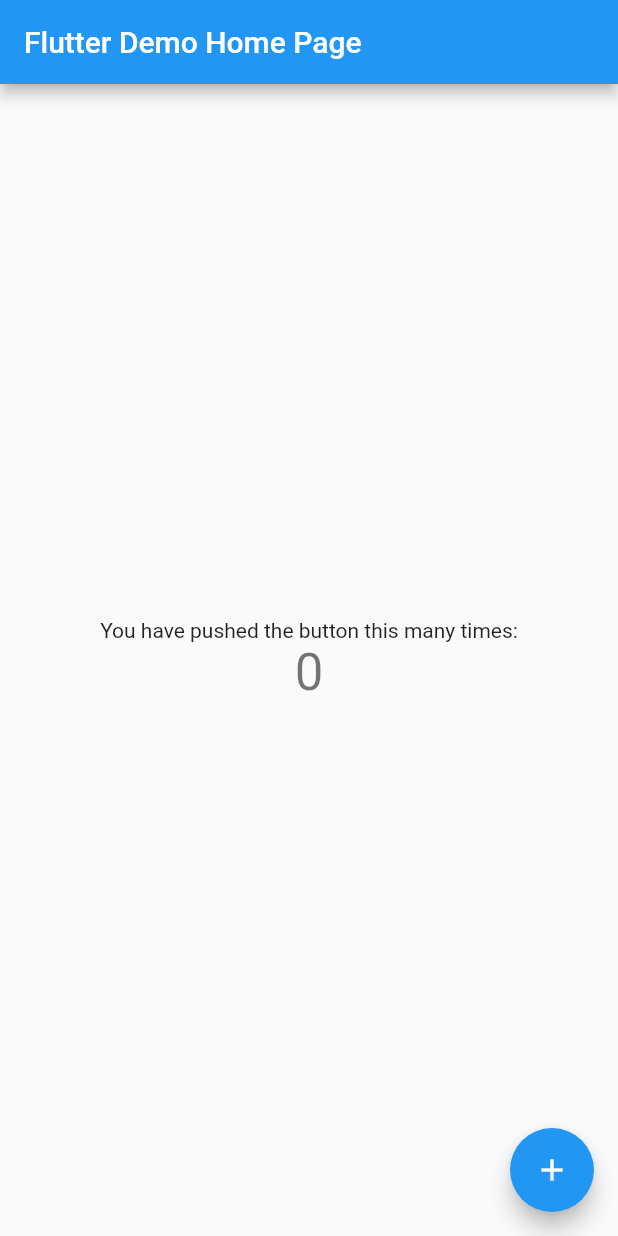
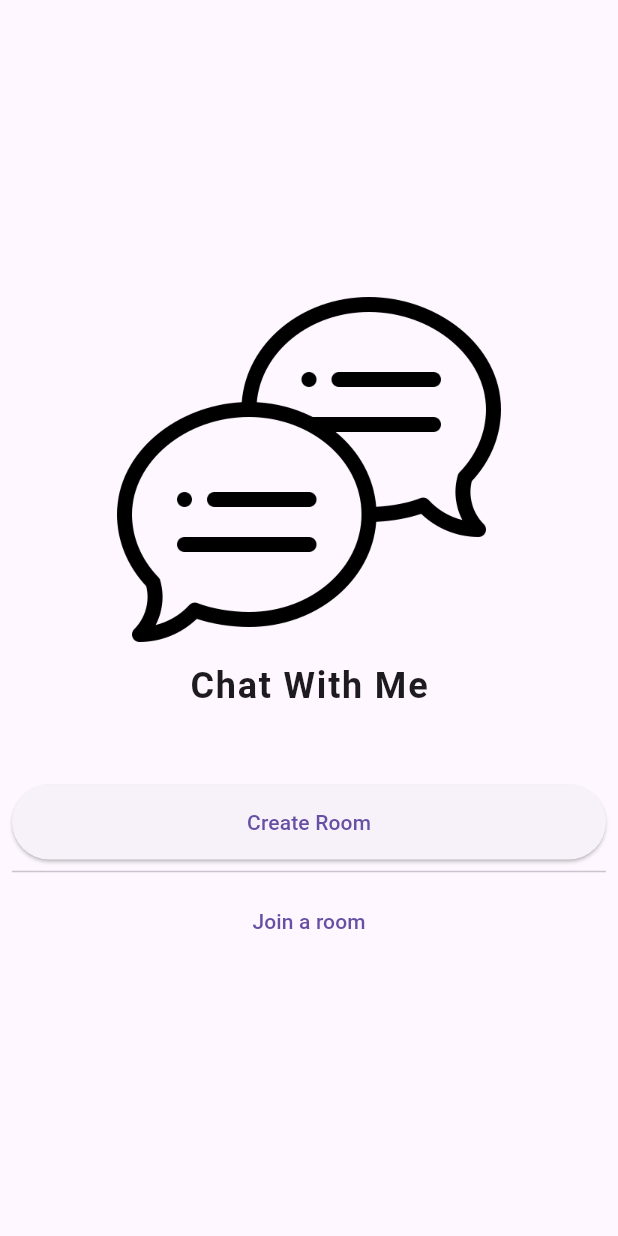
Before and after one commit to tuuhin/realtime-chat-dart, a Flutter app: the screen it shows after launch, on a phone screen of 412 x 824 dp. Run offline on Flutter 3.47's test engine with Material 2 defaults, Android fonts, the phone set to English and light mode, and no system bars; our stand-ins replace dio, flutter_dotenv, flutter_riverpod, freezed_annotation, go_router; missing offline and left inert: mongo_dart; generated files the repository leaves out were written again.

Commit message:
Preapring the app Not much changes are made just preparing the app. Working on the server for better creating of rooms There is a conflit regarding the objectId serialization

```diff
--- /dev/null
+++ b/lib/app.dart
@@ -0,0 +1,10 @@
+import 'package:flutter/material.dart';
+
+import './feature_room/rooms.dart';
+
+class App extends StatelessWidget {
+  const App({Key? key}) : super(key: key);
+
+  @override
+  Widget build(BuildContext context) => const Rooms();
+}
--- /dev/null
+++ b/lib/feature_room/repository/room_repo.dart
@@ -0,0 +1,7 @@
+import 'package:shared/shared.dart';
+
+abstract class RoomRepo {
+  Stream<Resource<RoomModel>> createRoom();
+
+  Stream<Resource<RoomModel?>> checkRoom(String room);
+}
--- /dev/null
+++ b/lib/feature_room/rooms.dart
@@ -0,0 +1,64 @@
+import 'package:flutter/material.dart';
+
+class Rooms extends StatefulWidget {
+  const Rooms({Key? key}) : super(key: key);
+
+  @override
+  State<Rooms> createState() => _RoomsState();
+}
+
+class _RoomsState extends State<Rooms> {
+  void _createRoom() {
+    showDialog(
+      context: context,
+      builder: (context) => AlertDialog(
+        title: const Text("Create Room"),
+        actions: [
+          TextButton(
+            onPressed: Navigator.of(context).pop,
+            child: const Text("Cancel"),
+          ),
+          TextButton(
+            onPressed: () {},
+            child: const Text('Create'),
+          )
+        ],
+      ),
+    );
+  }
+
+  @override
+  Widget build(BuildContext context) {
+    final Size size = MediaQuery.of(context).size;
+    return Scaffold(
+      body: Padding(
+        padding: const EdgeInsets.all(8.0),
+        child: Column(
+          mainAxisAlignment: MainAxisAlignment.center,
+          crossAxisAlignment: CrossAxisAlignment.center,
+          children: [
+            Image.asset("assets/images/speech.png", scale: 2),
+            Text(
+              "Chat With Me",
+              style: Theme.of(context)
+                  .textTheme
+                  .headlineSmall
+                  ?.copyWith(fontWeight: FontWeight.bold, letterSpacing: 1.2),
+            ),
+            const SizedBox(height: 50),
+            ElevatedButton(
+                style:
+                    ElevatedButton.styleFrom(fixedSize: Size(size.width, 50)),
+                onPressed: _createRoom,
+                child: Text("Create Room")),
+            const Divider(),
+            TextButton(
+                style: TextButton.styleFrom(fixedSize: Size(size.width, 50)),
+                onPressed: () {},
+                child: Text("Join a room"))
+          ],
+        ),
+      ),
+    );
+  }
+}
--- a/lib/main.dart
+++ b/lib/main.dart
@@ -1,115 +1,35 @@
+import 'package:logging/logging.dart';
+import 'package:reatime_chat/app.dart';
 import 'package:flutter/material.dart';
+import 'package:flutter_riverpod/flutter_riverpod.dart';
+import 'package:flutter_dotenv/flutter_dotenv.dart';
+
+final logger = Logger("Realtime-Chat-App-Logger");
 
 void main() {
-  runApp(const MyApp());
+  dotenv.load(fileName: ".env");
+
+  Logger.root.level = Level.ALL; // defaults to Level.INFO
+  Logger.root.onRecord.listen(
+    (record) => debugPrint(
+        '${record.loggerName}: ${record.level.name}: ${record.time}: ${record.message}'),
+  );
+  runApp(const ProviderScope(child: MyApp()));
 }
 
 class MyApp extends StatelessWidget {
   const MyApp({super.key});
 
-  // This widget is the root of your application.
   @override
   Widget build(BuildContext context) {
     return MaterialApp(
+      debugShowCheckedModeBanner: false,
       title: 'Flutter Demo',
       theme: ThemeData(
-        // This is the theme of your application.
-        //
-        // Try running your application with "flutter run". You'll see the
-        // application has a blue toolbar. Then, without quitting the app, try
-        // changing the primarySwatch below to Colors.green and then invoke
-        // "hot reload" (press "r" in the console where you ran "flutter run",
-        // or simply save your changes to "hot reload" in a Flutter IDE).
-        // Notice that the counter didn't reset back to zero; the application
-        // is not restarted.
-        primarySwatch: Colors.blue,
+        useMaterial3: true,
+        primarySwatch: Colors.grey,
       ),
-      home: const MyHomePage(title: 'Flutter Demo Home Page'),
+      home: const App(),
     );
   }
 }
-
-class MyHomePage extends StatefulWidget {
-  const MyHomePage({super.key, required this.title});
-
-  // This widget is the home page of your application. It is stateful, meaning
-  // that it has a State object (defined below) that contains fields that affect
-  // how it looks.
-
-  // This class is the configuration for the state. It holds the values (in this
-  // case the title) provided by the parent (in this case the App widget) and
-  // used by the build method of the State. Fields in a Widget subclass are
-  // always marked "final".
-
-  final String title;
-
-  @override
-  State<MyHomePage> createState() => _MyHomePageState();
-}
-
-class _MyHomePageState extends State<MyHomePage> {
-  int _counter = 0;
-
-  void _incrementCounter() {
-    setState(() {
-      // This call to setState tells the Flutter framework that something has
-      // changed in this State, which causes it to rerun the build method below
-      // so that the display can reflect the updated values. If we changed
-      // _counter without calling setState(), then the build method would not be
-      // called again, and so nothing would appear to happen.
-      _counter++;
-    });
-  }
-
-  @override
-  Widget build(BuildContext context) {
-    // This method is rerun every time setState is called, for instance as done
-    // by the _incrementCounter method above.
-    //
-    // The Flutter framework has been optimized to make rerunning build methods
-    // fast, so that you can just rebuild anything that needs updating rather
-    // than having to individually change instances of widgets.
-    return Scaffold(
-      appBar: AppBar(
-        // Here we take the value from the MyHomePage object that was created by
-        // the App.build method, and use it to set our appbar title.
-        title: Text(widget.title),
-      ),
-      body: Center(
-        // Center is a layout widget. It takes a single child and positions it
-        // in the middle of the parent.
-        child: Column(
-          // Column is also a layout widget. It takes a list of children and
-          // arranges them vertically. By default, it sizes itself to fit its
-          // children horizontally, and tries to be as tall as its parent.
-          //
-          // Invoke "debug painting" (press "p" in the console, choose the
-          // "Toggle Debug Paint" action from the Flutter Inspector in Android
-          // Studio, or the "Toggle Debug Paint" command in Visual Studio Code)
-          // to see the wireframe for each widget.
-          //
-          // Column has various properties to control how it sizes itself and
-          // how it positions its children. Here we use mainAxisAlignment to
-          // center the children vertically; the main axis here is the vertical
-          // axis because Columns are vertical (the cross axis would be
-          // horizontal).
-          mainAxisAlignment: MainAxisAlignment.center,
-          children: <Widget>[
-            const Text(
-              'You have pushed the button this many times:',
-            ),
-            Text(
-              '$_counter',
-              style: Theme.of(context).textTheme.headlineMedium,
-            ),
-          ],
-        ),
-      ),
-      floatingActionButton: FloatingActionButton(
-        onPressed: _incrementCounter,
-        tooltip: 'Increment',
-        child: const Icon(Icons.add),
-      ), // This trailing comma makes auto-formatting nicer for build methods.
-    );
-  }
-}
--- /dev/null
+++ b/lib/utils/router.dart
@@ -0,0 +1,3 @@
+import 'package:go_router/go_router.dart';
+
+final router = GoRouter(routes: []);
```
Also changed, not shown: lib/feature_room/data/room_api.dart (added, +20 -0 lines), lib/feature_room/data/room_repo_impl.dart (added, +37 -0 lines), lib/feature_room/room_context.dart (added, +11 -0 lines), pubspec.yaml (+13 -5 lines), assets/images/speech.png (added), lib/utils/palette.dart (added), pubspec.lock, 3 other files.
